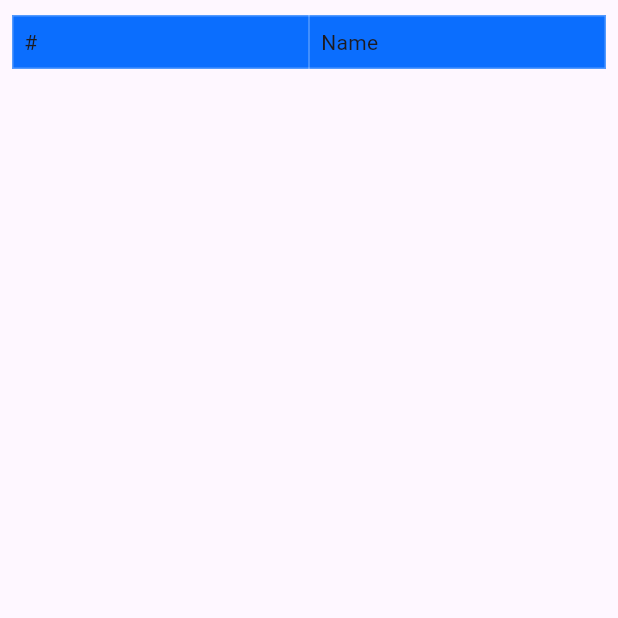
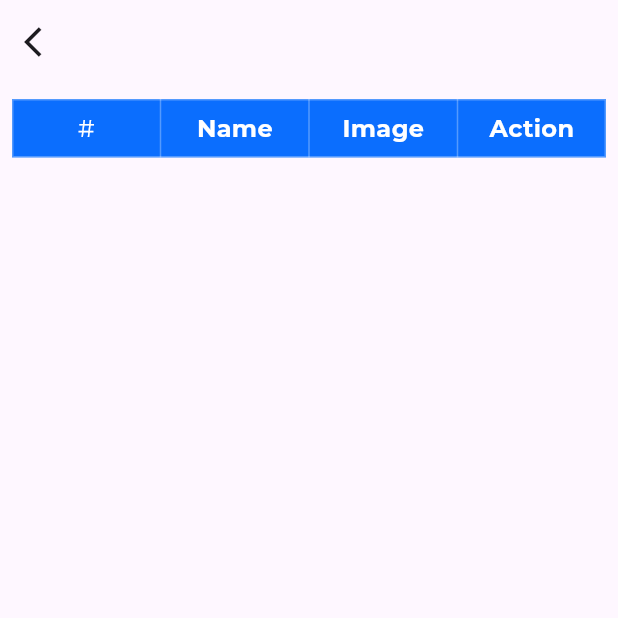
Before and after one commit to hansenjonatann/nul_app, a Flutter app: the UMKMLocationScreen screen opened by its route, on a phone screen of 412 x 824 dp, the top half of it. Run offline on Flutter 3.47's test engine with Material 3 defaults, Android fonts, the light colour scheme and no system bars; our stand-ins replace dio, flutter_svg, get, get_storage, google_fonts; accounts and stored records are empty.

Commit message:
feat: complete the table

```diff
--- a/lib/screen/auth/umkm/location_screen.dart
+++ b/lib/screen/auth/umkm/location_screen.dart
@@ -1,5 +1,7 @@
 import 'package:flutter/material.dart';
+import 'package:google_fonts/google_fonts.dart';
 import 'package:nul_app/constants/color.dart';
+import 'package:get/get.dart';
 
 class UMKMLocationScreen extends StatelessWidget {
   const UMKMLocationScreen({super.key});
@@ -7,6 +9,11 @@
   @override
   Widget build(BuildContext context) {
     return Scaffold(
+      appBar: AppBar(
+        leading: IconButton(onPressed: () {
+          Get.back();
+        }, icon: Icon(Icons.arrow_back_ios)),
+      ),
       body: SafeArea(
         child: Padding(
           padding: const EdgeInsets.symmetric(horizontal: 8.0),
@@ -23,16 +30,31 @@
                   children: [
                     TableCell(
                       verticalAlignment: TableCellVerticalAlignment.middle,
+
                       child: Padding(
                         padding: EdgeInsets.all(8.0),
-                        child: Text('#'),
+                        child: Center(child: Text('#' , style: GoogleFonts.montserrat(color: appWhite , fontSize: 16)),),
                       ),
                     ),
                     TableCell(
                       verticalAlignment: TableCellVerticalAlignment.middle,
                       child: Padding(
                         padding: EdgeInsets.all(8.0),
-                        child: Text('Name'),
+                        child: Center(child: Text('Name' , style: GoogleFonts.montserrat( fontWeight: FontWeight.bold, color: appWhite , fontSize: 16),),),
+                      ),
+                    ),
+                     TableCell(
+                      verticalAlignment: TableCellVerticalAlignment.middle,
+                      child: Padding(
+                        padding: EdgeInsets.all(8.0),
+                        child: Center(child: Text('Image' , style: GoogleFonts.montserrat( fontWeight: FontWeight.bold, color: appWhite , fontSize: 16),),),
+                      ),
+                    ),
+                     TableCell(
+                      verticalAlignment: TableCellVerticalAlignment.middle,
+                      child: Padding(
+                        padding: EdgeInsets.all(8.0),
+                        child: Center(child: Text('Action' , style: GoogleFonts.montserrat( fontWeight: FontWeight.bold, color: appWhite , fontSize: 16),),),
                       ),
                     ),
                   ],
```
Also changed, not shown: 125 other files.
